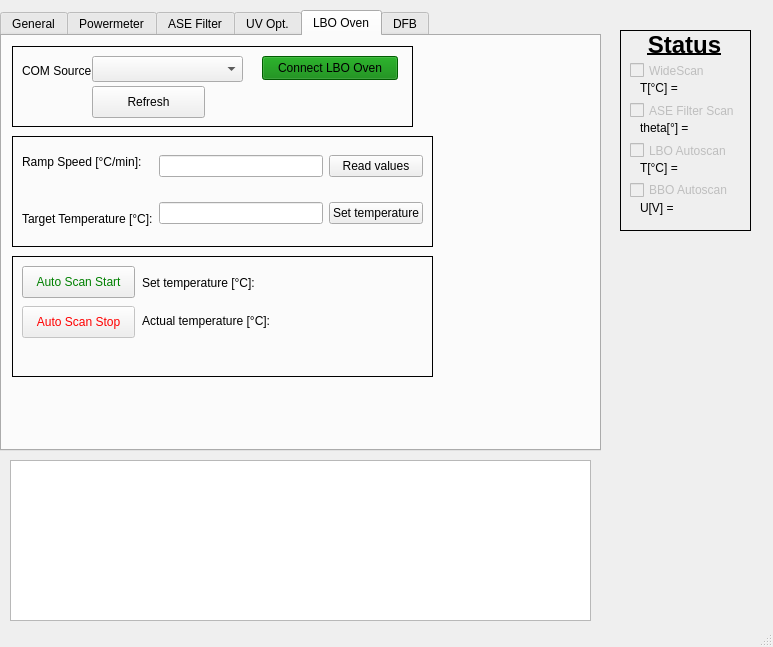
Old version of the form pulsed_laser_interface.ui in the repository XenoBene/PulsedLaserGUI.
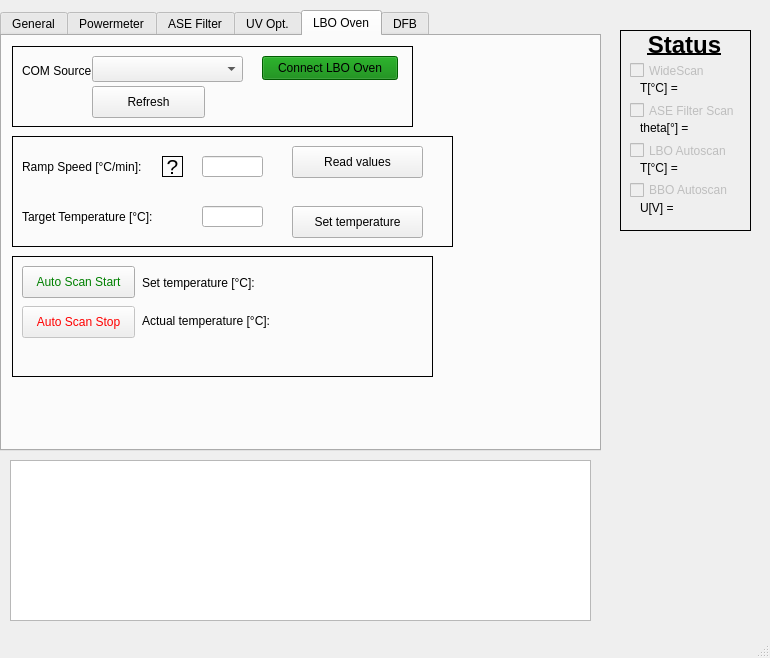
New version of the form. The open tabs and pages were chosen to show the change.

Commit message: - DFB tab: Added brackets for better readability - Added question mark labels with enabled ToolTips in the GUI

What changed in the file:
```diff
--- a/pulsed_laser_interface.ui
+++ b/pulsed_laser_interface.ui
@@ -6,8 +6,8 @@
    <rect>
     <x>0</x>
     <y>0</y>
-    <width>773</width>
-    <height>647</height>
+    <width>770</width>
+    <height>658</height>
    </rect>
   </property>
   <property name="windowTitle">
@@ -1760,7 +1760,7 @@
        <rect>
         <x>10</x>
         <y>100</y>
-        <width>421</width>
+        <width>441</width>
         <height>111</height>
        </rect>
       </property>
@@ -1770,63 +1770,113 @@
       <property name="frameShadow">
        <enum>QFrame::Plain</enum>
       </property>
-      <widget class="QWidget" name="horizontalLayoutWidget_9">
+      <widget class="QLabel" name="lbo_label_rampSpeed">
        <property name="geometry">
         <rect>
          <x>10</x>
-         <y>0</y>
-         <width>401</width>
-         <height>108</height>
+         <y>20</y>
+         <width>161</width>
+         <height>21</height>
         </rect>
        </property>
-       <layout class="QHBoxLayout" name="horizontalLayout_11">
-        <item>
-         <layout class="QVBoxLayout" name="verticalLayout_9">
-          <item>
-           <widget class="QLabel" name="lbo_label_rampSpeed">
-            <property name="text">
-             <string>Ramp Speed [°C/min]:</string>
-            </property>
-           </widget>
-          </item>
-          <item>
-           <widget class="QLabel" name="lbo_label_targetTemp">
-            <property name="text">
-             <string>Target Temperature [°C]:</string>
-            </property>
-           </widget>
-          </item>
-         </layout>
-        </item>
-        <item>
-         <layout class="QVBoxLayout" name="verticalLayout_10">
-          <item>
-           <widget class="QLineEdit" name="lbo_lineEdit_rampSpeed"/>
-          </item>
-          <item>
-           <widget class="QLineEdit" name="lbo_lineEdit_targetTemp"/>
-          </item>
-         </layout>
-        </item>
-        <item>
-         <layout class="QVBoxLayout" name="verticalLayout_11">
-          <item>
-           <widget class="QPushButton" name="lbo_button_readValues">
-            <property name="text">
-             <string>Read values</string>
-            </property>
-           </widget>
-          </item>
-          <item>
-           <widget class="QPushButton" name="lbo_button_setTemp">
-            <property name="text">
-             <string>Set temperature</string>
-            </property>
-           </widget>
-          </item>
-         </layout>
-        </item>
-       </layout>
+       <property name="text">
+        <string>Ramp Speed [°C/min]:</string>
+       </property>
+      </widget>
+      <widget class="QLabel" name="lbo_label_targetTemp">
+       <property name="geometry">
+        <rect>
+         <x>10</x>
+         <y>70</y>
+         <width>161</width>
+         <height>21</height>
+        </rect>
+       </property>
+       <property name="text">
+        <string>Target Temperature [°C]:</string>
+       </property>
+      </widget>
+      <widget class="QLineEdit" name="lbo_lineEdit_rampSpeed">
+       <property name="geometry">
+        <rect>
+         <x>190</x>
+         <y>20</y>
+         <width>61</width>
+         <height>21</height>
+        </rect>
+       </property>
+      </widget>
+      <widget class="QLineEdit" name="lbo_lineEdit_targetTemp">
+       <property name="geometry">
+        <rect>
+         <x>190</x>
+         <y>70</y>
+         <width>61</width>
+         <height>21</height>
+        </rect>
+       </property>
+      </widget>
+      <widget class="QPushButton" name="lbo_button_readValues">
+       <property name="geometry">
+        <rect>
+         <x>280</x>
+         <y>10</y>
+         <width>131</width>
+         <height>32</height>
+        </rect>
+       </property>
+       <property name="text">
+        <string>Read values</string>
+       </property>
+      </widget>
+      <widget class="QPushButton" name="lbo_button_setTemp">
+       <property name="geometry">
+        <rect>
+         <x>280</x>
+         <y>70</y>
+         <width>131</width>
+         <height>32</height>
+        </rect>
+       </property>
+       <property name="text">
+        <string>Set temperature</string>
+       </property>
+      </widget>
+      <widget class="QLabel" name="questionmark_label">
+       <property name="geometry">
+        <rect>
+         <x>150</x>
+         <y>20</y>
+         <width>21</width>
+         <height>21</height>
+        </rect>
+       </property>
+       <property name="font">
+        <font>
+         <pointsize>16</pointsize>
+         <weight>50</weight>
+         <bold>false</bold>
+         <strikeout>false</strikeout>
+        </font>
+       </property>
+       <property name="toolTip">
+        <string>&lt;html&gt;&lt;head/&gt;&lt;body&gt;&lt;p&gt;Unfortunately due to the way the OC oven works, the input is converted to the nearest multiple of 0.06.&lt;/p&gt;&lt;p&gt;For example if you input &amp;quot;2&amp;quot; and press &amp;quot;Read values&amp;quot;, you see that the ramp is only &amp;quot;1.98&amp;quot;.&lt;/p&gt;&lt;/body&gt;&lt;/html&gt;</string>
+       </property>
+       <property name="autoFillBackground">
+        <bool>false</bool>
+       </property>
+       <property name="styleSheet">
+        <string notr="true"/>
+       </property>
+       <property name="frameShape">
+        <enum>QFrame::Box</enum>
+       </property>
+       <property name="text">
+        <string>?</string>
+       </property>
+       <property name="alignment">
+        <set>Qt::AlignCenter</set>
+       </property>
       </widget>
      </widget>
      <widget class="QFrame" name="frame_16">
```
Left out of the diff: 79 changed lines with no effect on the pictures. The commit also changes 2 other files.
